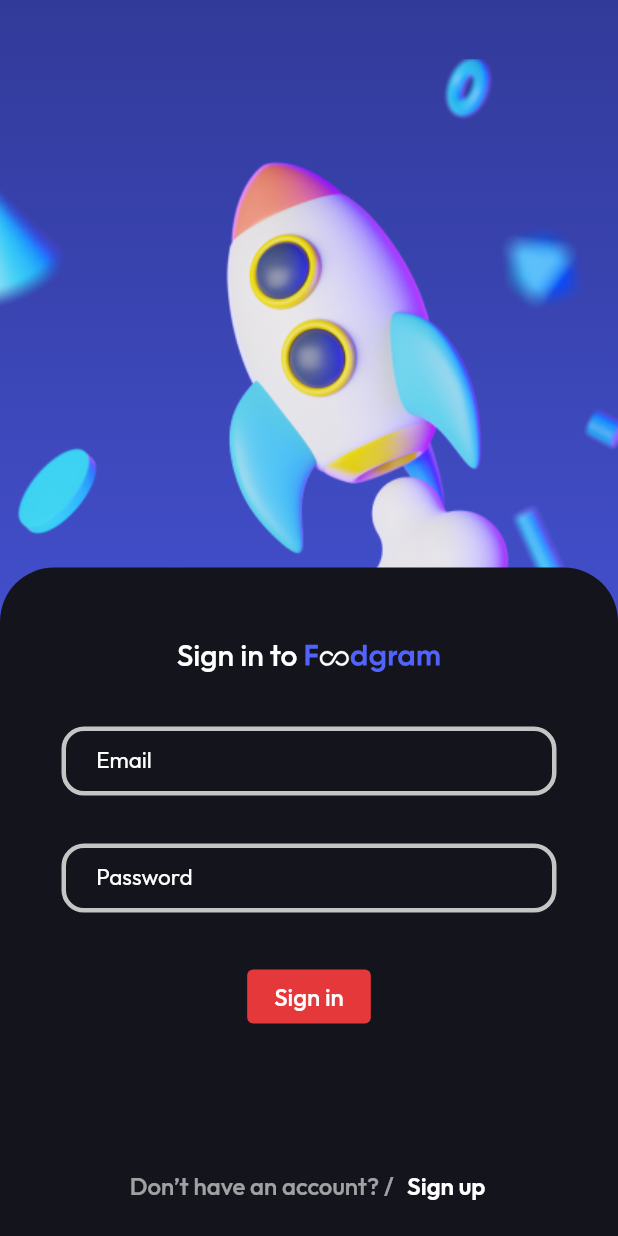
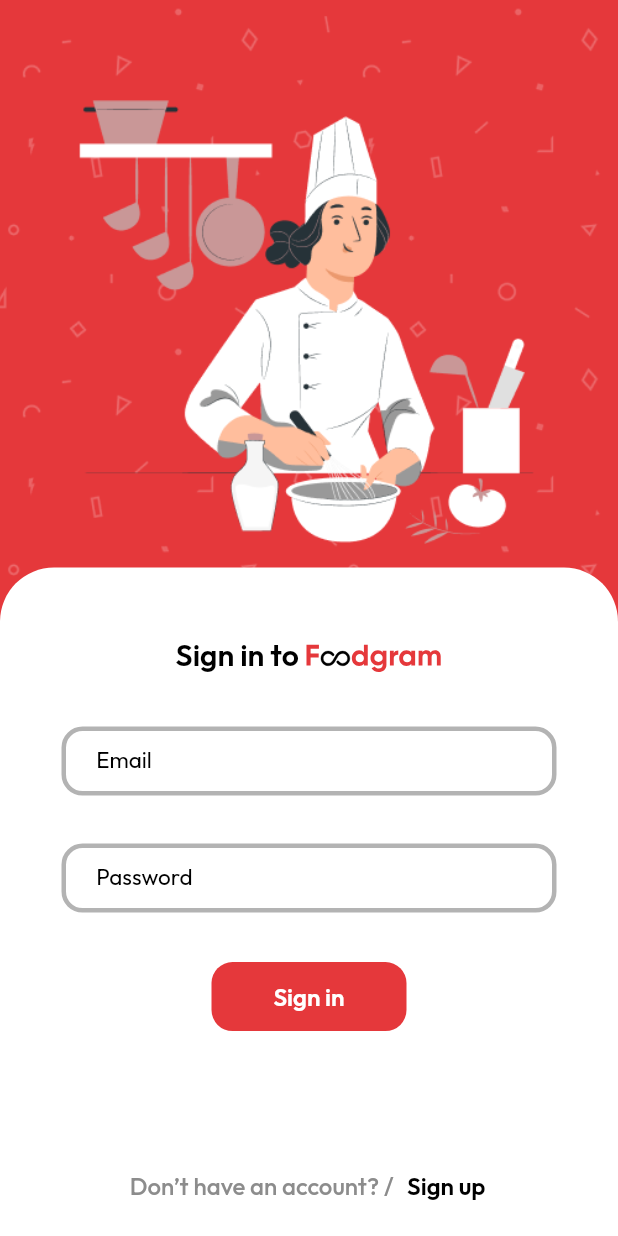
Before and after one commit to ZhiaDev/foodgram, a Flutter app: the LoginScreen screen opened directly, on a phone screen of 412 x 824 dp. Run offline on Flutter 3.47's test engine with Material 2 defaults, Android fonts, the phone set to English and light mode, and no system bars; our stand-ins replace dotted_border, flutter_svg, google_fonts.

Commit message:
Refactor all project: Paths, Pictures and Colors

```diff
--- a/lib/main.dart
+++ b/lib/main.dart
@@ -1,7 +1,6 @@
 // ignore_for_file: unused_import
 
 import 'package:flutter/material.dart';
-import 'package:flutter/services.dart';
 
 import 'package:google_fonts/google_fonts.dart';
 
@@ -22,10 +21,6 @@
 
   @override
   Widget build(BuildContext context) {
-    // SystemChrome.setSystemUIOverlayStyle(SystemUiOverlayStyle(
-    //   statusBarColor: Colors.white,
-    //   statusBarBrightness: Brightness.dark,
-    // ));
     return MaterialApp(
       // MaterialApp Banner
       debugShowCheckedModeBanner: false,
@@ -61,7 +56,7 @@
       ),
 
       // MaterialApp Home
-      home: HomeScreen(),
+      home: SplashScreen(),
     );
   }
 }
--- a/lib/screens/login.dart
+++ b/lib/screens/login.dart
@@ -1,6 +1,7 @@
 import 'package:flutter/material.dart';
 import 'package:flutter_svg/svg.dart';
 import 'package:google_fonts/google_fonts.dart';
+import '../utils/style.dart';
 
 class LoginScreen extends StatefulWidget {
   const LoginScreen({super.key});
@@ -32,16 +33,12 @@
       body: Container(
         // Background gradient
         decoration: BoxDecoration(
-          gradient: LinearGradient(
-            begin: Alignment.topCenter,
-            end: Alignment.bottomCenter,
-            colors: [Color(0xFF323A99), Color(0xFF5263FC)],
-          ),
+          color: MyColors.primery,
         ),
         child: Stack(
           alignment: AlignmentDirectional.bottomCenter,
           children: [
-            _getImageBackground(), // rocket background
+            _getImageBackground(),
             _getLoginContainer(),
           ],
         ),
@@ -52,7 +49,12 @@
   Widget _getImageBackground() {
     return Stack(
       children: [
-        Image.asset('assets/basics/rocket.png'),
+        Container(
+          height: MediaQuery.of(context).size.height/2,
+            child: Image.asset(
+          'assets/basics/banner.png',
+          fit: BoxFit.cover,
+        )),
         Container()
       ],
     );
@@ -69,7 +71,7 @@
           flex: 53,
           child: Container(
             decoration: BoxDecoration(
-              color: Color(0xFF14151C),
+              color: MyColors.white,
               borderRadius: BorderRadius.only(
                 topLeft: Radius.circular(36),
                 topRight: Radius.circular(36),
@@ -95,12 +97,13 @@
                           Text(
                             'Sign in to ',
                             style: GoogleFonts.outfit(
+                                textStyle: GoogleFonts.outfit(
                               textStyle: TextStyle(
-                                color: Colors.white,
+                                color: MyColors.black,
                                 fontSize: 20,
-                                fontWeight: FontWeight.w500,
+                                fontWeight: FontWeight.w600,
                               ),
-                            ),
+                            )),
                           ),
                           SvgPicture.asset(
                             'assets/basics/logo-secondary.svg',
@@ -119,11 +122,11 @@
                     height: 46,
                     width: 330,
                     child: TextField(
-                      cursorColor: Color(0xFF5263FC),
+                      cursorColor: MyColors.primery,
                       keyboardType: TextInputType.emailAddress,
                       style: TextStyle(
-                        color: Colors.white,
-                        fontSize: 15,
+                        color: MyColors.black,
+                        fontSize: 16,
                       ),
                       focusNode: focusNode1,
                       decoration: InputDecoration(
@@ -132,21 +135,21 @@
                         labelText: ' Email',
                         labelStyle: TextStyle(
                           color: focusNode1.hasFocus
-                              ? Color(0xFF5263FC)
-                              : Color(0xFFFFFFFF),
+                              ? MyColors.primery
+                              : MyColors.black,
                           fontSize: 15,
                         ),
                         enabledBorder: OutlineInputBorder(
-                          borderRadius: BorderRadius.circular(15),
+                          borderRadius: BorderRadius.circular(14),
                           borderSide: BorderSide(
-                            color: Color(0xFFC5C5C5),
+                            color: MyColors.grey2,
                             width: 3,
                           ),
                         ),
                         focusedBorder: OutlineInputBorder(
-                          borderRadius: BorderRadius.circular(15),
+                          borderRadius: BorderRadius.circular(14),
                           borderSide: BorderSide(
-                            color: Color(0xFF5263FC),
+                            color: MyColors.primery,
                             width: 3,
                           ),
                         ),
@@ -162,12 +165,12 @@
                     height: 46,
                     width: 330,
                     child: TextField(
-                      cursorColor: Color(0xFF5263FC),
+                      cursorColor: MyColors.primery,
                       keyboardType: TextInputType.visiblePassword,
                       obscureText: true,
                       style: TextStyle(
-                        color: Colors.white,
-                        fontSize: 15,
+                        color: MyColors.black,
+                        fontSize: 16,
                       ),
                       focusNode: focusNode2,
                       decoration: InputDecoration(
@@ -176,21 +179,21 @@
                         labelText: ' Password',
                         labelStyle: TextStyle(
                           color: focusNode2.hasFocus
-                              ? Color(0xFF5263FC)
-                              : Color(0xFFFFFFFF),
+                              ? MyColors.primery
+                              : MyColors.black,
                           fontSize: 15,
                         ),
                         enabledBorder: OutlineInputBorder(
-                          borderRadius: BorderRadius.circular(15),
+                          borderRadius: BorderRadius.circular(14),
                           borderSide: BorderSide(
-                            color: Color(0xFFC5C5C5),
+                            color: MyColors.grey2,
                             width: 3,
                           ),
                         ),
                         focusedBorder: OutlineInputBorder(
-                          borderRadius: BorderRadius.circular(15),
+                          borderRadius: BorderRadius.circular(14),
                           borderSide: BorderSide(
-                            color: Color(0xFF5263FC),
+                            color: MyColors.primery,
                             width: 3,
                           ),
                         ),
@@ -203,10 +206,23 @@
                 Positioned(
                   top: 262,
                   child: TextButton(
+                    style: TextButton.styleFrom(
+                      shape: RoundedRectangleBorder(
+                        borderRadius: BorderRadius.circular(14),
+                      ),
+                      foregroundColor: MyColors.grey3,
+                      minimumSize: Size(130, 46),
+                    ),
                     onPressed: () {},
                     child: Text(
                       'Sign in',
-                      style: TextStyle(color: Colors.white),
+                      style: GoogleFonts.outfit(
+                        textStyle: TextStyle(
+                          fontWeight: FontWeight.w600,
+                          color: Colors.white,
+                          fontSize: 16,
+                        ),
+                      ),
                     ),
                   ),
                 ),
@@ -229,7 +245,7 @@
                                 textStyle: TextStyle(
                                   fontSize: 16,
                                   fontWeight: FontWeight.w500,
-                                  color: Color(0xFFFFFFFF).withOpacity(0.6),
+                                  color: MyColors.grey1,
                                 ),
                               ),
                             ),
@@ -248,7 +264,7 @@
                                 textStyle: TextStyle(
                                   fontSize: 16,
                                   fontWeight: FontWeight.w600,
-                                  color: Color(0xFFFFFFFF),
+                                  color: MyColors.black,
                                 ),
                               ),
                             ),
--- a/lib/screens/splash.dart
+++ b/lib/screens/splash.dart
@@ -1,6 +1,7 @@
 import 'package:flutter/material.dart';
 import 'package:flutter_svg/svg.dart';
 import 'package:google_fonts/google_fonts.dart';
+import '../utils/style.dart';
 
 class SplashScreen extends StatelessWidget {
   const SplashScreen({super.key});
@@ -9,7 +10,7 @@
   Widget build(BuildContext context) {
     return Container(
       decoration: const BoxDecoration(
-        color: Color(0xFF14151C),
+        color: MyColors.primery,
         image: DecorationImage(
           repeat: ImageRepeat.repeat,
           image: AssetImage('assets/basics/pattern.png'),
@@ -33,7 +34,7 @@
                       textStyle: TextStyle(
                         fontSize: 16,
                         fontWeight: FontWeight.w500,
-                        color: Color(0xFFFFFFFF).withOpacity(0.6),
+                        color: MyColors.black,
                       ),
                     ),
                   ),
@@ -43,7 +44,7 @@
                       textStyle: TextStyle(
                         fontSize: 16,
                         fontWeight: FontWeight.w600,
-                        color: Color(0xFF5263FC),
+                        color: MyColors.white,
                       ),
                     ),
                   ),
--- a/lib/screens/switch.dart
+++ b/lib/screens/switch.dart
@@ -1,6 +1,7 @@
 import 'dart:ui';
 import 'package:flutter/material.dart';
 import 'package:google_fonts/google_fonts.dart';
+import '../utils/style.dart';
 
 class SwitchAccountScreen extends StatelessWidget {
   const SwitchAccountScreen({super.key});
@@ -8,7 +9,7 @@
   @override
   Widget build(BuildContext context) {
     return Scaffold(
-      backgroundColor: Color(0xFF14151C),
+      backgroundColor: MyColors.primery,
       body: Stack(
         children: [
           // background and sign in & sign up
@@ -30,11 +31,11 @@
                 image: AssetImage(
                   'assets/basics/switch-bg.png',
                 ),
+                fit: BoxFit.cover,
               ),
             ),
           ),
         ),
-        SizedBox(height: MediaQuery.of(context).size.height / 5)
       ],
     );
   }
@@ -65,11 +66,12 @@
                   decoration: BoxDecoration(
                     borderRadius: BorderRadius.circular(36),
                     gradient: LinearGradient(
+                      end: Alignment.bottomRight,
                       begin: Alignment.topLeft,
-                      end: Alignment.bottomRight,
                       colors: [
-                        Color.fromRGBO(159, 158, 159, 0.5),
-                        Color.fromRGBO(159, 158, 159, 0.2)
+                        MyColors.grey4.withOpacity(0.3),
+                        MyColors.grey4.withOpacity(0.1),
+                        MyColors.grey4.withOpacity(0.3),
                       ],
                     ),
                   ),
@@ -83,7 +85,7 @@
                         borderRadius: BorderRadius.circular(24),
                         child: Image(
                           image: AssetImage(
-                            'assets/avatars/user-87653.jpg',
+                            'assets/avatars/user-1.jpg',
                           ),
                           height: 130,
                         ),
@@ -95,9 +97,9 @@
                         'Katrina Bartell',
                         style: GoogleFonts.outfit(
                           textStyle: TextStyle(
-                            fontSize: 18,
                             fontWeight: FontWeight.w600,
                             color: Colors.white,
+                            fontSize: 18,
                           ),
                         ),
                       ),
@@ -111,11 +113,16 @@
                             Expanded(
                               child: TextButton(
                                 style: TextButton.styleFrom(
+                                  shape: RoundedRectangleBorder(
+                                    borderRadius: BorderRadius.circular(14),
+                                  ),
+                                  backgroundColor: Colors.transparent,
+                                  foregroundColor: MyColors.grey3,
                                   side: BorderSide(
                                     color: Color(0xFFC5C5C5),
-                                    width:1.5,
+                                    width: 1.5,
                                   ),
-                                  backgroundColor: Colors.transparent,
+                                  minimumSize: Size(100, 46),
                                 ),
                                 onPressed: () {},
                                 child: Text(
@@ -129,6 +136,13 @@
                             SizedBox(width: 12),
                             Expanded(
                               child: TextButton(
+                                style: TextButton.styleFrom(
+                                  shape: RoundedRectangleBorder(
+                                    borderRadius: BorderRadius.circular(14),
+                                  ),
+                                  foregroundColor: MyColors.grey3,
+                                  minimumSize: Size(100, 46),
+                                ),
                                 onPressed: () {},
                                 child: Text(
                                   'Confirm',
```
Also changed, not shown: assets/basics/banner.png (added), assets/basics/logo-mono.svg, assets/basics/logo-secondary.svg, assets/basics/pattern.png, assets/basics/rocket.png (deleted), assets/basics/switch-bg.png.
